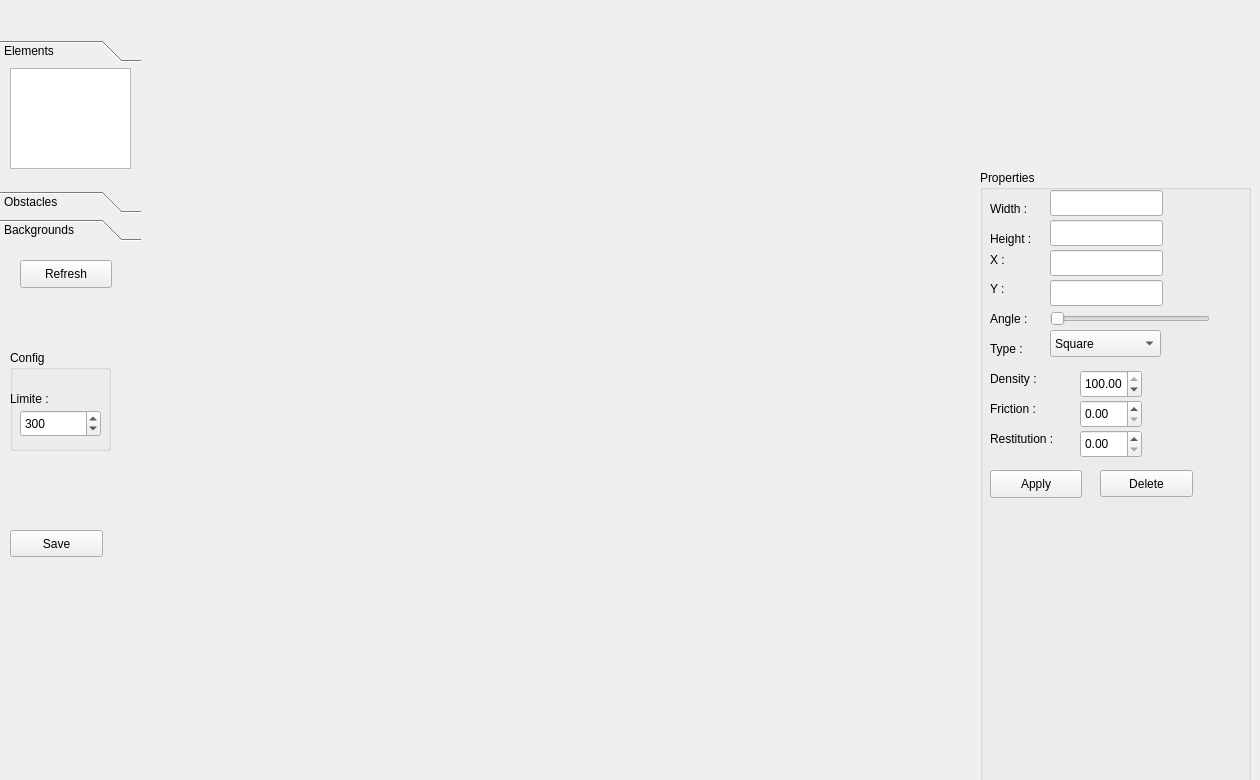
The window that LevelEditor/ui/main.ui (NicolasBeaudrot/babelconstructor) describes before a commit, drawn with Qt 5.
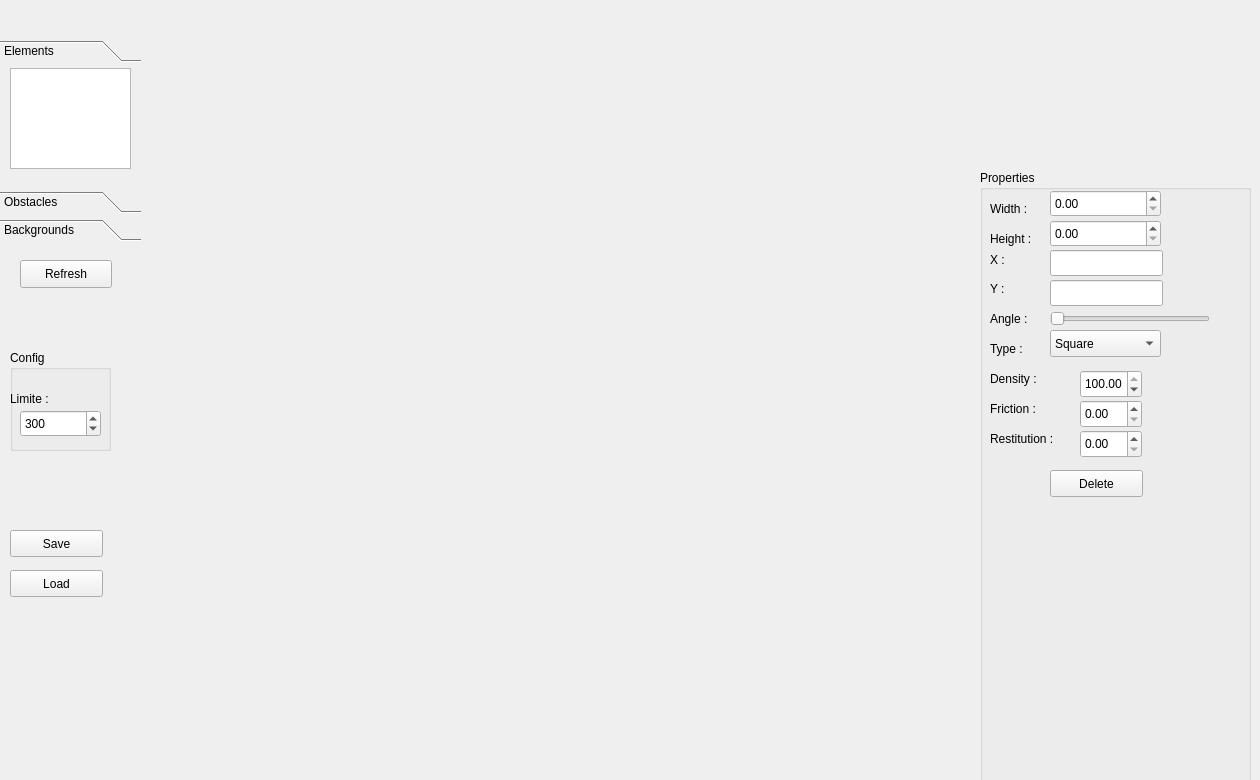
The same window after the commit. The open tabs and pages were chosen to show the change.

Commit message: Chargement de map (Done) Bug de coordonnées lors du chargement (Done) Supprimer le bouton Apply (Done) Bug lié au type avec les obstacles(Done)

The edit to the form file:
```diff
--- a/LevelEditor/ui/main.ui
+++ b/LevelEditor/ui/main.ui
@@ -119,29 +119,6 @@
    <property name="title">
     <string>Properties</string>
    </property>
-   <widget class="QPushButton" name="BaseButton">
-    <property name="geometry">
-     <rect>
-      <x>10</x>
-      <y>300</y>
-      <width>92</width>
-      <height>28</height>
-     </rect>
-    </property>
-    <property name="text">
-     <string>Apply</string>
-    </property>
-   </widget>
-   <widget class="QLineEdit" name="widthEdit">
-    <property name="geometry">
-     <rect>
-      <x>70</x>
-      <y>20</y>
-      <width>113</width>
-      <height>26</height>
-     </rect>
-    </property>
-   </widget>
    <widget class="QLabel" name="widthLabel">
     <property name="geometry">
      <rect>
@@ -168,16 +145,6 @@
      <string>Height :</string>
     </property>
    </widget>
-   <widget class="QLineEdit" name="heightEdit">
-    <property name="geometry">
-     <rect>
-      <x>70</x>
-      <y>50</y>
-      <width>113</width>
-      <height>26</height>
-     </rect>
-    </property>
-   </widget>
    <widget class="QLineEdit" name="xEdit">
     <property name="geometry">
      <rect>
@@ -352,7 +319,7 @@
    <widget class="QPushButton" name="deleteButton">
     <property name="geometry">
      <rect>
-      <x>120</x>
+      <x>70</x>
       <y>300</y>
       <width>93</width>
       <height>27</height>
@@ -413,6 +380,38 @@
      <string>Type :</string>
     </property>
    </widget>
+   <widget class="QDoubleSpinBox" name="widthEdit">
+    <property name="geometry">
+     <rect>
+      <x>70</x>
+      <y>20</y>
+      <width>111</width>
+      <height>27</height>
+     </rect>
+    </property>
+    <property name="maximum">
+     <double>500.000000000000000</double>
+    </property>
+    <property name="singleStep">
+     <double>10.000000000000000</double>
+    </property>
+   </widget>
+   <widget class="QDoubleSpinBox" name="heightEdit">
+    <property name="geometry">
+     <rect>
+      <x>70</x>
+      <y>50</y>
+      <width>111</width>
+      <height>27</height>
+     </rect>
+    </property>
+    <property name="maximum">
+     <double>600.000000000000000</double>
+    </property>
+    <property name="singleStep">
+     <double>1.000000000000000</double>
+    </property>
+   </widget>
   </widget>
   <widget class="QPushButton" name="refreshButton">
    <property name="geometry">
@@ -488,6 +487,19 @@
     <string>Save</string>
    </property>
   </widget>
+  <widget class="QPushButton" name="loadButton">
+   <property name="geometry">
+    <rect>
+     <x>10</x>
+     <y>570</y>
+     <width>93</width>
+     <height>27</height>
+    </rect>
+   </property>
+   <property name="text">
+    <string>Load</string>
+   </property>
+  </widget>
  </widget>
  <resources/>
  <connections/>
```
Left out of the diff: 2 changed lines with no effect on the pictures. The commit also changes 7 other files.
